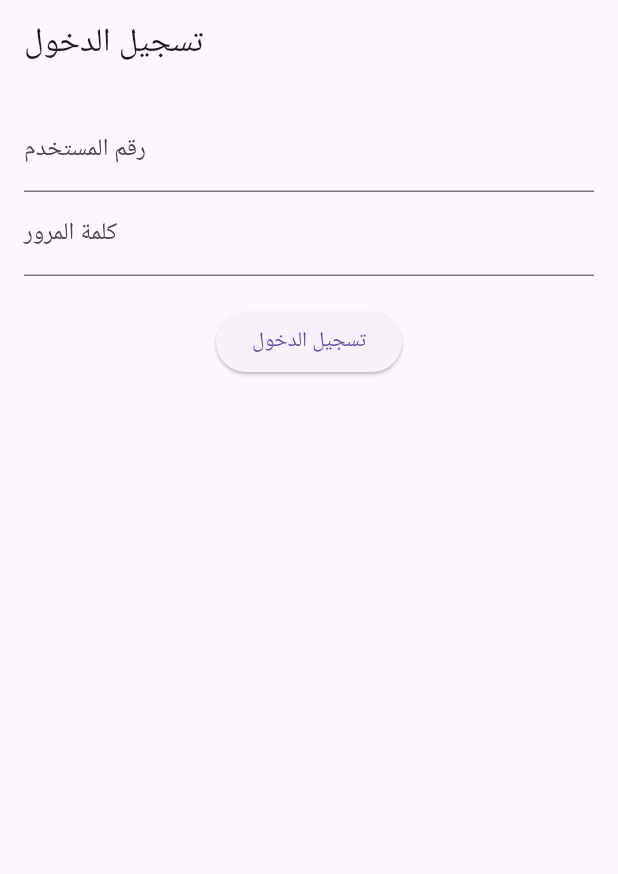
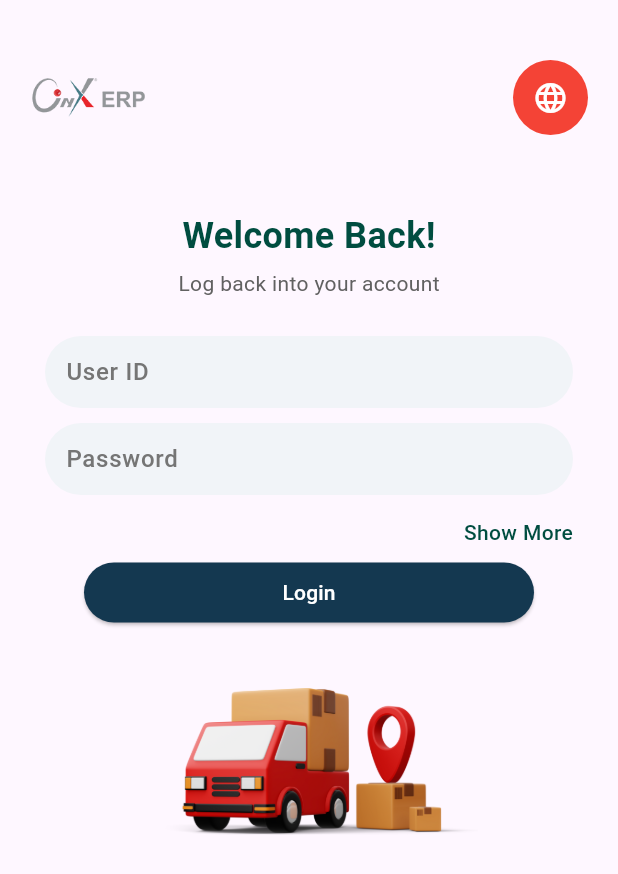
Before and after one commit to 24nse/ultimate_tsak_yemensoft, a Flutter app: the screen it shows after launch, on a phone screen of 412 x 824 dp. Shown: the top 874 px of the screen. Run offline on Flutter 3.47's test engine with Material 3 defaults, Android fonts, the phone set to English and light mode, and no system bars; our stand-ins replace dio, get, get_storage, sqflite; accounts and stored records are empty.

Commit message:
Refactor for Login Screen

```diff
--- a/ultimate_task/lib/app/app.dart
+++ b/ultimate_task/lib/app/app.dart
@@ -7,7 +7,9 @@ class MyApp extends StatelessWidget {
 
   @override
   Widget build(BuildContext context) {
+
     return   GetMaterialApp(
+     debugShowCheckedModeBanner: false,
       title: 'Onyx Delivery',
       initialRoute: AppRoutes.login,
       getPages: AppRoutes.routes,
--- a/ultimate_task/lib/main.dart
+++ b/ultimate_task/lib/main.dart
@@ -1,10 +1,14 @@
 import 'package:flutter/material.dart';
 import 'package:get/get.dart';
 import 'package:get_storage/get_storage.dart';
+import 'package:path/path.dart';
+import 'package:sqflite/sqflite.dart';
 import 'package:ultimate_task/app/app.dart';
 
 void main() async {
+
   WidgetsFlutterBinding.ensureInitialized();
   await GetStorage.init();
+
   runApp(const MyApp());
 }
--- a/ultimate_task/lib/routes/app_pages.dart
+++ b/ultimate_task/lib/routes/app_pages.dart
@@ -13,10 +13,9 @@ class AppRoutes {
       page: () => LoginScreen(),
       binding: LoginBinding(),
     ),
-      GetPage(
-      name: home,
-      page: () => HomeScreen(),
-      // binding: LoginBinding(),
+       GetPage(
+      name: AppRoutes.home,
+      page: () =>  HomeScreen(),
     ),
   ];
 }
--- a/ultimate_task/lib/viewmodels/login_controller.dart
+++ b/ultimate_task/lib/viewmodels/login_controller.dart
@@ -18,7 +18,7 @@ class LoginController extends GetxController {
     final password = passwordController.text.trim();
 
     if (userId.isEmpty || password.isEmpty) {
-      Get.snackbar('خطأ', 'يرجى إدخال جميع الحقول');
+      Get.snackbar('Error', '   Error: Please fill in all fields');
       return;
     }
 
@@ -45,11 +45,11 @@ class LoginController extends GetxController {
 
 
       } else {
-        Get.snackbar('خطأ', 'حدث خطأ أثناء الاتصال بالخادم');
+        Get.snackbar('Error', 'An error occurred while connecting to the server');
       }
     } catch (e) {
-      Get.snackbar('خطأ', 'حدث خطأ: $e');
-      print(e);
+      Get.snackbar('Error', ' error occurred: $e');
+
     } finally {
       isLoading.value = false;
     }
--- a/ultimate_task/lib/views/home_screen.dart
+++ b/ultimate_task/lib/views/home_screen.dart
@@ -1,11 +1,12 @@
 import 'package:flutter/material.dart';
+
 class HomeScreen extends StatelessWidget {
   const HomeScreen({super.key});
 
   @override
   Widget build(BuildContext context) {
     return const Scaffold(
-      body: Center(child: Text("FFFFFFFFFFFFFFFFFFFFFFFFFFFF"),),
+      body: Center(child: Text("GGGGGGGGGGggggggg"),),
     );
   }
 }
--- a/ultimate_task/lib/views/login/login_screen.dart
+++ b/ultimate_task/lib/views/login/login_screen.dart
@@ -1,6 +1,7 @@
 import 'package:flutter/material.dart';
 import 'package:get/get.dart';
 import 'package:ultimate_task/viewmodels/login_controller.dart';
+import 'package:ultimate_task/widgets/custom_text_field.dart';
 
 class LoginScreen extends StatelessWidget {
   @override
@@ -8,30 +9,117 @@ class LoginScreen extends StatelessWidget {
     final controller = Get.find<LoginController>();
 
     return Scaffold(
-      appBar: AppBar(title: Text('تسجيل الدخول')),
-      body: Padding(
-        padding: EdgeInsets.all(16.0),
+      body: SizedBox(
         child: Column(
           children: [
-            TextField(
-              controller: controller.userIdController,
-              decoration: InputDecoration(labelText: 'رقم المستخدم'),
+            Stack(
+              children: [
+                Container(
+                  height: 130,
+                  width: double.infinity,
+                  padding: EdgeInsets.symmetric(horizontal: 20, vertical: 40),
+                  child: Row(
+                    mainAxisAlignment: MainAxisAlignment.spaceBetween,
+                    children: [
+
+                      Image.asset(
+                        'assets/ONYX.png',
+
+                        height: 120,
+                      ),
+                      Container(
+                        width: 50,
+                        height: 50,
+                        decoration: BoxDecoration(
+                          color: Colors.red,
+                          shape: BoxShape.circle,
+                        ),
+                        child: Icon(
+                          Icons.language,
+                          color: Colors.white,
+                        ),
+                      ),
+                    ],
+                  ),
+                ),
+              ],
             ),
-            TextField(
-              controller: controller.passwordController,
-              decoration: InputDecoration(labelText: 'كلمة المرور'),
-              obscureText: true,
+
+            SizedBox(height: 10),
+
+            Text(
+              "Welcome Back!",
+              style: TextStyle(
+                fontSize: 24,
+                fontWeight: FontWeight.bold,
+                color: Colors.teal[900],
+              ),
             ),
+            SizedBox(height: 5),
+            Text(
+              "Log back into your account",
+              style: TextStyle(
+                fontSize: 14,
+                color: Colors.grey[700],
+              ),
+            ),
+
             SizedBox(height: 20),
+
+            // User ID
+            customTextField(hint: 'User ID', controller:   controller.userIdController,),
+
+            // Password
+            customTextField(hint: 'Password', isPassword: true,controller: controller.passwordController ),
+
+            SizedBox(height: 10),
+
+
+            Align(
+              alignment: Alignment.centerRight,
+              child: Padding(
+                padding: EdgeInsets.only(right: 30),
+                child: Text(
+                  "Show More",
+                  style: TextStyle(
+                    color: Colors.teal[900],
+                    fontWeight: FontWeight.w500,
+                  ),
+                ),
+              ),
+            ),
+
+            SizedBox(height: 10),
+
             Obx(() => controller.isLoading.value
                 ? CircularProgressIndicator()
-                : ElevatedButton(
-                    onPressed: controller.login,
-                    child: Text('تسجيل الدخول'),
-                  )),
+                : Container(
+                    width: 300,
+              height: 40,
+                  child: ElevatedButton(
+                      style: ElevatedButton.styleFrom(
+                    backgroundColor: const Color.fromARGB(255, 20, 56, 80),
+                    shape: RoundedRectangleBorder(
+                      borderRadius: BorderRadius.circular(30),
+                    ),),
+                      onPressed: controller.login,
+                      child: Text('Login',style: TextStyle(color: Colors.white),),
+                    ),
+                )),
+
+
+            SizedBox(height: 10),
+
+            Image.asset(
+              'assets/delivery.png',
+              height: 150,
+            ),
           ],
         ),
       ),
     );
   }
-}
+
+
+
+  }
--- /dev/null
+++ b/ultimate_task/lib/widgets/custom_text_field.dart
@@ -0,0 +1,32 @@
+
+
+  import 'package:flutter/material.dart';
+
+Widget customTextField({required String hint, bool isPassword = false,required TextEditingController controller}) {
+    return Container(
+      margin: EdgeInsets.symmetric(horizontal: 30, vertical: 5),
+      child: TextField(
+        controller:controller,
+        obscureText: isPassword,
+        decoration: InputDecoration(
+          hintText: hint,
+          hintStyle: TextStyle(
+            color: Colors.grey[600],
+            fontSize: 16,
+            fontWeight: FontWeight.w500,
+          ),
+          filled: true,
+          fillColor: Color(0xFFF1F4F8),
+          contentPadding: EdgeInsets.symmetric(horizontal: 10, vertical: 8),
+          border: OutlineInputBorder(
+            borderRadius: BorderRadius.circular(30),
+            borderSide: BorderSide.none,
+          ),
+        ),
+        style: TextStyle(fontSize: 16, color: Colors.black87),
+      ),
+    );
+
+
+
+  }
--- a/ultimate_task/pubspec.yaml
+++ b/ultimate_task/pubspec.yaml
@@ -64,9 +64,9 @@ flutter:
   uses-material-design: true
 
   # To add assets to your application, add an assets section, like this:
-  # assets:
-  #   - images/a_dot_burr.jpeg
-  #   - images/a_dot_ham.jpeg
+  assets:
+    - assets/ONYX.png
+    - assets/delivery.png
 
   # An image asset can refer to one or more resolution-specific "variants", see
   # https://flutter.dev/to/resolution-aware-images
```
Also changed, not shown: ultimate_task/lib/services/api_service.dart (+10 -0 lines), ultimate_task/assets/ONYX.png (added), ultimate_task/assets/delivery.png (added).
